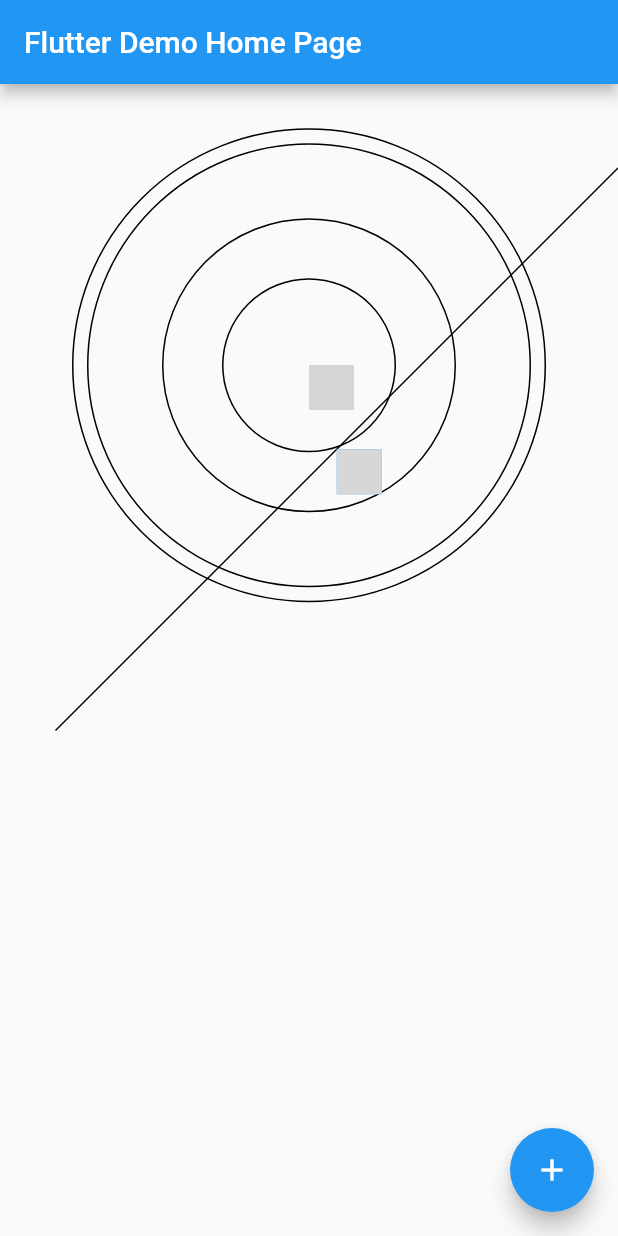
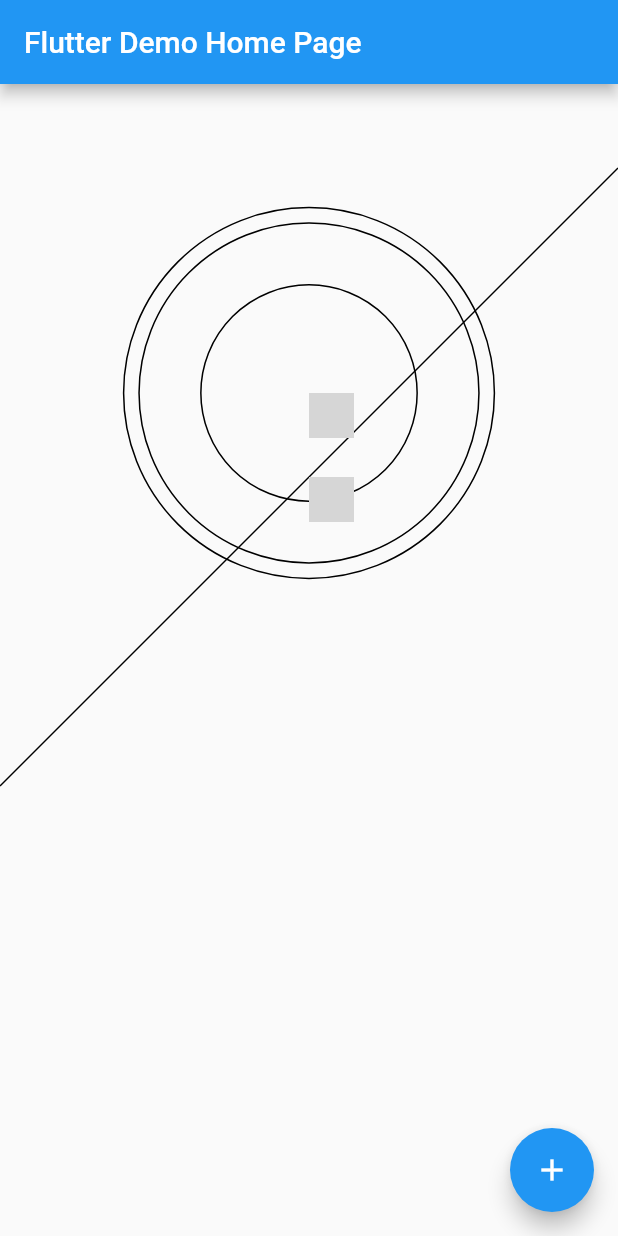
Before and after one commit to stephaneworkspace/astrologie, a Flutter app: the screen it shows after launch, on a phone screen of 412 x 824 dp. Run offline on Flutter 3.47's test engine with Material 2 defaults, Android fonts, the phone set to English and light mode, and no system bars; our stand-ins replace flutter_svg; project files that could hold a hidden picture were left out; grey boxes are pictures that could not be loaded.

Commit message:
new class

```diff
--- /dev/null
+++ b/lib/draw/calc_draw.dart
@@ -0,0 +1,21 @@
+import 'dart:math';
+
+import 'dart:ui';
+
+/// This draw class is optimized for circle in a care
+class CalcDraw {
+  static double _sizeMinWorkingCanvasWidthHeight;
+  CalcDraw(double mediaSizeWidth, double mediaSizeHeight) {
+    _sizeMinWorkingCanvasWidthHeight = min(mediaSizeWidth , mediaSizeHeight);
+  }
+
+  /// Size (Width Max - Height Max) -> The min value
+  double getSizeWH() {
+    return _sizeMinWorkingCanvasWidthHeight;
+  }
+
+  Offset getCenter() {
+    //return new Offset(size.width / 2, size.height / 2);
+    return new Offset(getSizeWH() / 2, getSizeWH() / 2);
+  }
+}
--- a/lib/draw_square.dart
+++ b/lib/draw_square.dart
@@ -19,7 +19,7 @@ class DrawSquare extends CustomPainter {
       ..strokeWidth = 1.0;
       /// size.width = 375
       /// size.height = 375
-    canvas.drawLine(new Offset(0.0, 375.0), new Offset(375.0, 0.0), paint);
+    canvas.drawLine(new Offset(0.0, size.height), new Offset(size.width, 0.0), paint);
   }
 
   @override
--- a/lib/main.dart
+++ b/lib/main.dart
@@ -4,6 +4,7 @@ import './asc/calc_asc.dart';
 import './asc/s_asc_return.dart';
 import './zodiac/calc_zodiac.dart';
 import './zodiac/s_zodiac_degre_return.dart';
+import './draw/calc_draw.dart';
 import './draw_astro.dart';
 import './draw_square.dart';
 
@@ -55,6 +56,7 @@ class _MyHomePageState extends State<MyHomePage> {
   int _counter = 0;
   AscReturn _ascReturn;
   ZodiacDegreReturn _zodiacDegreReturn;
+  CalcDraw _calcDraw;
 
   void _incrementCounter() {
     setState(() {
@@ -75,6 +77,7 @@ class _MyHomePageState extends State<MyHomePage> {
       CalcZodiac calcZodiac = new CalcZodiac(_ascReturn.degre, _ascReturn.sign.index + 1);
       _zodiacDegreReturn = calcZodiac.getDegre();
     }
+    _calcDraw = new CalcDraw(MediaQuery.of(context).size.width , MediaQuery.of(context).size.height);
     // This method is rerun every time setState is called, for instance as done
     // by the _incrementCounter method above.
     //
@@ -94,7 +97,7 @@ class _MyHomePageState extends State<MyHomePage> {
               child: Align(
                 alignment: AlignmentDirectional.topCenter,
                 child: new CustomPaint(
-                  size: Size(375.0, 375.0), // 375, 736 max iphone6s
+                  size: Size(_calcDraw.getSizeWH(), _calcDraw.getSizeWH()), // 375, 736 max iphone6s
                   painter: new DrawAstro(_zodiacDegreReturn),
                 ),
               )
@@ -103,14 +106,14 @@ class _MyHomePageState extends State<MyHomePage> {
               child: Align(
                 alignment: AlignmentDirectional.topCenter,
                 child: new CustomPaint(
-                  size: Size(375.0, 375.0), // 375, 736 max iphone6s
+                  size: Size(_calcDraw.getSizeWH(), _calcDraw.getSizeWH()), // 375, 736 max iphone6s
                   painter: new DrawSquare(),
                 ),
               )
             ),
             Positioned( //.fill not identic
-              top: 375.0 / 2.0,
-              left: MediaQuery.of(context).size.width / 2.0,
+              top: _calcDraw.getSizeWH() / 2.0,
+              left: _calcDraw.getSizeWH() / 2.0,
               child: new Container(
                 width: 30.0,
                 height: 30.0,
@@ -118,8 +121,8 @@ class _MyHomePageState extends State<MyHomePage> {
               )
             ),
             Positioned( //.fill not identic
-              top: 375.0 / 2.0,
-              left: MediaQuery.of(context).size.width / 2.0,
+              top: _calcDraw.getSizeWH() / 2.0,
+              left: _calcDraw.getSizeWH() / 2.0,
               child: new GestureDetector(
                 onTap: () {
                   print("onTap called.");
```
Also changed, not shown: lib/draw_astro.dart (+15 -20 lines).
